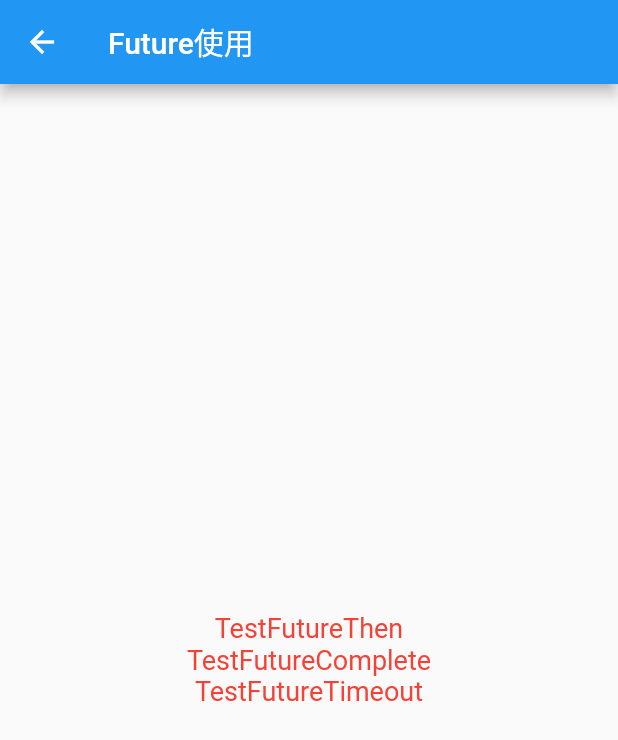
After one commit to haganWu/flutter_trip, a Flutter app: the FutureDemoPage screen opened directly, after a tap on "TestFutureThen", on a phone screen of 412 x 824 dp. The commit adds this screen. Shown: the top 740 px of the screen. Run offline on Flutter 3.47's test engine with Material 2 defaults, Android fonts, the phone set to English and light mode, and no system bars; our stand-ins replace flutter_swiper_null_safety; network calls fail.

Commit message:
Demo -- Future使用

```diff
--- /dev/null
+++ b/lib/pages/demo/demo_future_page.dart
@@ -0,0 +1,93 @@
+import 'dart:math';
+
+import 'package:flutter/cupertino.dart';
+import 'package:flutter/material.dart';
+
+class FutureDemoPage extends StatefulWidget {
+  const FutureDemoPage({Key? key}) : super(key: key);
+
+  @override
+  _FutureDemoPageState createState() => _FutureDemoPageState();
+}
+
+class _FutureDemoPageState extends State<FutureDemoPage> {
+  test() async {
+    int result = await Future.delayed(const Duration(milliseconds: 3000), () {
+      return Future.value(123);
+    });
+    print("t3:" + DateTime.now().toString());
+    print(result);
+  }
+
+  testFutureThen() {
+    print("t1:" + DateTime.now().toString());
+    test();
+    print("t2:" + DateTime.now().toString());
+  }
+
+  testFutureWhenComplete() {
+    var random = Random();
+    Future.delayed(const Duration(seconds: 3), () {
+      if (random.nextBool()) {
+        return 100;
+      } else {
+        throw "boom";
+      }
+    }).then(print).catchError(print).whenComplete(() => print("Complete"));
+  }
+
+  testFutureTimeout() {
+    Future.delayed(const Duration(seconds: 3), () {
+      return 1;
+    }).timeout(const Duration(seconds: 2)).then((value) => print).catchError(print);
+  }
+
+  @override
+  Widget build(BuildContext context) {
+    return Scaffold(
+      appBar: AppBar(
+        title: const Text("Future使用"),
+        leading: GestureDetector(
+          onTap: () {
+            Navigator.pop(context);
+          },
+          child: const Icon(Icons.arrow_back),
+        ),
+      ),
+      body: Center(
+        child: Column(
+          mainAxisAlignment: MainAxisAlignment.center,
+          children: <Widget>[
+            InkWell(
+              onTap: () {
+                testFutureThen();
+              },
+              child: const Text(
+                'TestFutureThen',
+                style: TextStyle(fontSize: 18, color: Colors.red),
+              ),
+            ),
+            InkWell(
+              onTap: () {
+                testFutureWhenComplete();
+              },
+              child: const Text(
+                'TestFutureComplete',
+                style: TextStyle(fontSize: 18, color: Colors.red),
+              ),
+            ),
+            InkWell(
+              onTap: () {
+                testFutureTimeout();
+              },
+              child: const Text(
+                'TestFutureTimeout',
+                style: TextStyle(fontSize: 18, color: Colors.red),
+              ),
+            ),
+          ],
+        ),
+      ),
+    );
+  }
+}
--- a/lib/pages/demo/demo_page.dart
+++ b/lib/pages/demo/demo_page.dart
@@ -1,6 +1,8 @@
 import 'package:flutter/material.dart';
 import 'package:flutter_trip/pages/demo/demo_http_page.dart';
 import 'package:flutter_trip/util/navigator_util.dart';
+
+import 'demo_future_page.dart';
 
 class DemoPage extends StatefulWidget {
   const DemoPage({Key? key}) : super(key: key);
@@ -36,6 +38,7 @@ class _DemoPageState extends State<DemoPage> {
                     child: Column(
                       children: [
                         _item(context, "Http使用", const NetHttpDemoPage()),
+                        _item(context, "Future使用", const FutureDemoPage()),
                       ],
                     )),
                 Expanded(
```
